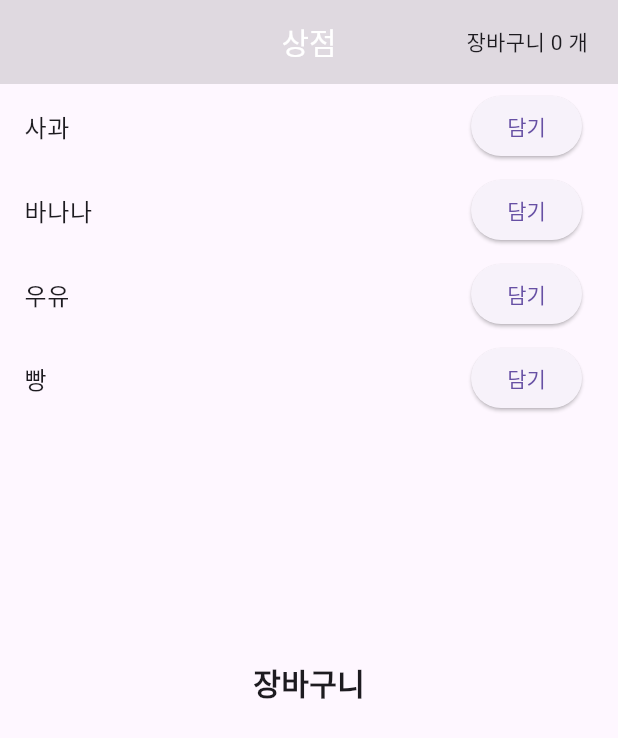
After one commit to sonjiyoon12/work_flutter, a Flutter app: the ShoppingApp screen opened directly, on a phone screen of 412 x 824 dp. The commit adds this screen. Shown: the top 738 px of the screen. Run offline on Flutter 3.47's test engine with Material 3 defaults, Android fonts, the phone set to English and light mode, and no system bars; our stand-ins replace dio, flutter_riverpod, flutter_secure_storage, flutter_svg, logger, riverpod and 1 more; accounts and stored records are empty.

Commit message:
상태 처리 구현

```diff
--- /dev/null
+++ b/green-2025-flutter-blog_v1_start/lib/_test_code/main.dart
@@ -0,0 +1,21 @@
+import 'package:flutter/material.dart';
+import 'package:flutter_blog/_test_code/shopping_app.dart';
+import 'package:flutter_blog/main.dart';
+import 'package:flutter_riverpod/flutter_riverpod.dart';
+
+void main() {
+  // 플러터 왕국에 리버팟 창고 시스템 도입
+  runApp(ProviderScope(child: MyApp()));
+}
+
+class MyApp extends StatelessWidget {
+  const MyApp({super.key});
+
+  @override
+  Widget build(BuildContext context) {
+    return MaterialApp(
+      title: '리버팟',
+      home: ShoppingApp(),
+    );
+  }
+}
--- /dev/null
+++ b/green-2025-flutter-blog_v1_start/lib/_test_code/providers.dart
@@ -0,0 +1,61 @@
+import 'package:riverpod/riverpod.dart';
+
+// 1. 기본 창고를 설계해 보자 (변경 안되는 값들)
+// 2. 창고 매뉴얼 필요 없다.
+// 타입 안정성 설계 --> 제네릭을 명시
+final productsProvider = Provider<List<String>>((ref) {
+  return ['사과', '바나나', '우유', '빵'];
+});
+
+// 2. 복합 창고를 만들기 전에 - 상태를 먼저 결정 해야 한다(값 - 객체)
+/// 사과나 바나나 등을 담을 수 있는 객체를 설계 해야 한다.
+///  2.1 상태를 먼저 설계 한다 (보통은 클래스 설계)
+
+/// 상태 --> 객체(불변 객체) 왜냐하면 다시 접근해서 안에 상태 값을 마구 변경하면
+/// 오류가 발생 할 수 있는 일이 많이 생긴다.
+
+class Cart {
+  List<String> items;
+
+  Cart({required this.items});
+}
+
+/// 2.2 창고 매뉴얼 설계도
+class CartNotifier extends Notifier<Cart> {
+  /// 중요 변수 - Notifier 클래스를 상속 받으면 state 변수가 기본적으로 있다.
+
+  // 반드시 초기 상태가 어떤지 명시 해주어야 한다.
+  /// 필수!!
+  @override
+  Cart build() {
+    return Cart(items: []);
+  }
+
+  // List<String> newItemList = [];
+  // 상품을 추가하는 방법
+  void add(String item) {
+    // 불변 객체로 설계
+    // for (String s in state.items) {
+    //   if (item != s) {
+    //     newItemList.add(s);
+    //   }
+    // }
+    // newItemList.add(item);
+    final newItems = [...state.items, item]; // 기존 리스트 + 새 상품 = 새로운 자료 구조 생성
+    state = Cart(items: newItems);
+  }
+
+  // 상품을 제거하는 방법
+  void remove(String item) {
+    // list.특정 조건을 확인하고 새로운 리스트를 만들어주는 메서드
+    // ['사과', '바나나']
+    // '바나나' 호출
+    final List<String> newItems =
+        state.items.where((element) => element != item).toList();
+
+    state = Cart(items: newItems);
+  }
+}
+
+/// 2.3 실제 창고 생성 / 매뉴얼과, 창고 데이터를 명시
+final cartProvider = NotifierProvider<CartNotifier, Cart>(() => CartNotifier());
--- /dev/null
+++ b/green-2025-flutter-blog_v1_start/lib/_test_code/shopping_app.dart
@@ -0,0 +1,84 @@
+import 'package:flutter/material.dart';
+import 'package:flutter_blog/_test_code/providers.dart';
+import 'package:flutter_riverpod/flutter_riverpod.dart';
+
+// 창고 시스템을 도입 했기 때문에 StatelessWidget 확장 가능 -> ConsumerWidget 변경
+class ShoppingApp extends ConsumerWidget {
+  const ShoppingApp({super.key});
+
+  // WidgetRef ref - 통로
+  @override
+  Widget build(BuildContext context, WidgetRef ref) {
+    // 방금 내가 만든 창고에 접근해(이름) --> 창고에서 관리하는 데이터를 반환
+    final List<String> products = ref.read(productsProvider);
+    // ['사과', '바나나', '우유', '빵']
+    final Cart cart = ref.watch(cartProvider);
+
+    // ref.watch(provider)  <-- 계속 구독해(계속 지켜봐)
+    // ref.read(provider) <-- 뭔가 단 한번 요청할 때 사용
+    return Scaffold(
+      appBar: AppBar(
+        title: Text('상점'),
+        actions: [
+          // 장바구니 개수 표시
+          Center(child: Text('장바구니 ${cart.items.length} 개')),
+          const SizedBox(width: 20),
+        ],
+      ),
+      body: Column(
+        children: [
+          Expanded(
+            child: ListView.builder(
+              itemCount: products.length,
+              itemBuilder: (context, index) {
+                final String product = products[index];
+                return ListTile(
+                  title: Text(product),
+                  trailing: ElevatedButton(
+                    onPressed: () {
+                      // 상태를 공유 해야해!
+                      // 창고에 데이터를 추가해! (기능)
+                      // ref.read(cartProvider) --> 창고 데이터를 반환
+                      // ref.read(cartProvider.notifier) --> 창고 매뉴얼 접근
+                      ref.read(cartProvider.notifier).add(product);
+                    },
+                    child: Text('담기'),
+                  ),
+                );
+              },
+            ),
+          ),
+          Expanded(
+            child: Column(
+              children: [
+                Text(
+                  '장바구니',
+                  style: TextStyle(fontSize: 20, fontWeight: FontWeight.bold),
+                ),
+                Expanded(
+                  child: ListView.builder(
+                    itemCount: cart.items.length,
+                    itemBuilder: (context, index) {
+                      final String item = cart.items[index];
+                      return ListTile(
+                        title: Text(item),
+                        trailing: IconButton(
+                          onPressed: () {
+                            ref.read(cartProvider.notifier).remove(item);
+                          },
+                          icon: Icon(
+                            Icons.remove,
+                          ),
+                        ),
+                      );
+                    },
+                  ),
+                )
+              ],
+            ),
+          )
+        ],
+      ),
+    );
+  }
+}
--- a/green-2025-flutter-blog_v1_start/lib/ui/pages/auth/login_page/widgets/login_body.dart
+++ b/green-2025-flutter-blog_v1_start/lib/ui/pages/auth/login_page/widgets/login_body.dart
@@ -14,11 +14,11 @@ class LoginBody extends StatelessWidget {
         children: [
           const CustomLogo("Blog"),
           CustomAuthTextFormField(
-            text: "Username",
+            title: "Username",
           ),
           const SizedBox(height: mediumGap),
           CustomAuthTextFormField(
-            text: "Password",
+            title: "Password",
             obscureText: true,
           ),
           const SizedBox(height: largeGap),
--- a/green-2025-flutter-blog_v1_start/pubspec.yaml
+++ b/green-2025-flutter-blog_v1_start/pubspec.yaml
@@ -33,7 +33,7 @@ dependencies:
   # 라이브러리 버전 문제가 발생하면 pub dev에서 최신 버전으로 업그레이드하세요
   flutter_svg: ^2.0.6
   flutter_lints: ^2.0.1 # 지금 몰라도 됨
-  validators: ^3.0.0 # 지금 몰라도 됨
+  validators: ^3.0.0 #
   intl: ^0.18.1
   cupertino_icons: ^1.0.2
   dio: ^5.2.0 # 서버와 통신하기 위해 필요한 라이브러리 입니다.
```
Also changed, not shown: green-2025-flutter-blog_v1_start/lib/_core/utils/validator_util.dart (+15 -26 lines), green-2025-flutter-blog_v1_start/lib/data/models/repository/post_repository.dart (+56 -66 lines), green-2025-flutter-blog_v1_start/lib/providers/form/join_form_notifier.dart (added, +107 -0 lines), green-2025-flutter-blog_v1_start/lib/ui/pages/auth/join_page/widgets/join_body.dart (+3 -23 lines), green-2025-flutter-blog_v1_start/lib/ui/pages/auth/join_page/widgets/join_form.dart (added, +64 -0 lines), green-2025-flutter-blog_v1_start/lib/ui/widgets/custom_auth_text_form_field.dart (+13 -7 lines).
